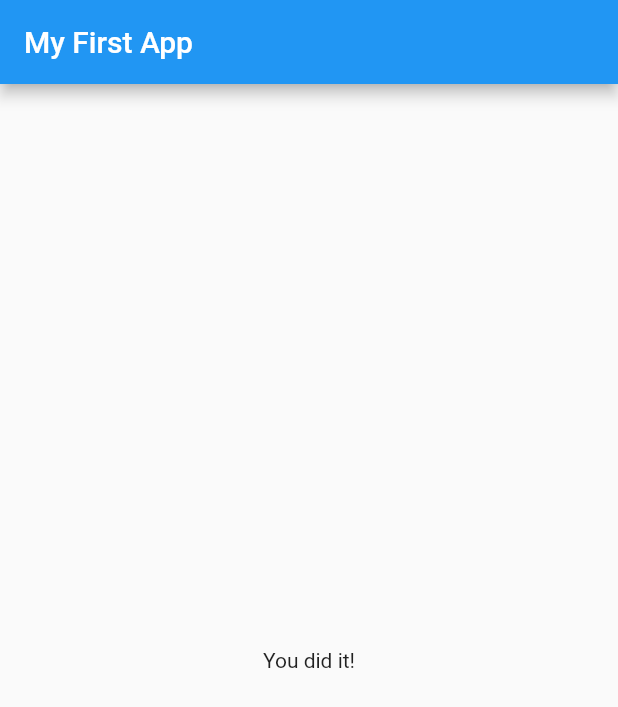
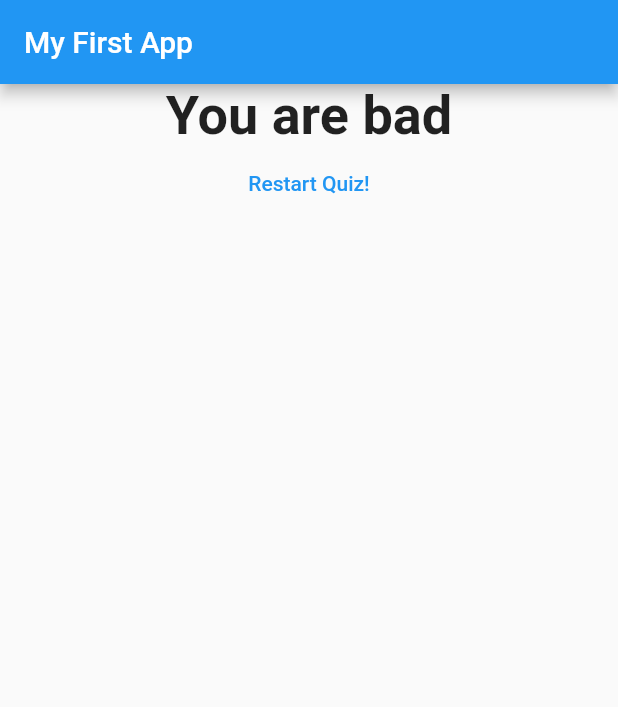
Before and after one commit to afiqaimanafr/first-flutter-project, a Flutter app: the screen it shows after launch, after a tap on "Black", after a tap on "Cat", after a tap on "Coding", on a phone screen of 412 x 824 dp. Shown: the top 707 px of the screen. Run offline on Flutter 3.47's test engine with Material 2 defaults, Android fonts, the phone set to English and light mode, and no system bars.

Commit message:
latest update

```diff
--- a/lib/main.dart
+++ b/lib/main.dart
@@ -1,7 +1,7 @@
 import 'package:flutter/material.dart';
-import './question.dart';
-import './answer.dart';
 
+import './quiz.dart';
+import './result.dart';
 // void main() {
 //   runApp(MyApp());
 // }
@@ -17,55 +17,81 @@ class MyApp extends StatefulWidget {
 }
 
 class _MyAppState extends State<MyApp> {
-  var _questionIndex = 0;
-
-  final questions = const [
+  final _questions = const [
     {
-      'questionText': 'What is Afiq\'s favourite colour?',
-      'answers': ['Red', 'Blue', 'Green', 'Black'],
+      'questionText': 'What is your favorite color?',
+      'answers': [
+        {'text': 'Black', 'score': 10},
+        {'text': 'Red', 'score': 5},
+        {'text': 'Green', 'score': 3},
+        {'text': 'White', 'score': 1},
+      ],
     },
     {
-      'questionText': 'What is Afiq\'s favourite animal?',
-      'answers': ['Cat', 'Dog', 'Rabbit', 'Tiger'],
+      'questionText': 'What is your favorite animal?',
+      'answers': [
+        {'text': 'Rabbit', 'score': 3},
+        {'text': 'Cat', 'score': 11},
+        {'text': 'Tiger', 'score': 5},
+        {'text': 'Monkey', 'score': 9},
+      ],
     },
     {
-      'questionText': 'What is Afiq\'s hobby?',
-      'answers': ['Jogging', 'Reading', 'Coding', 'Sleeping'],
+      'questionText': 'What is your hobby?',
+      'answers': [
+        {'text': 'Reading', 'score': 9},
+        {'text': 'Jogging', 'score': 2},
+        {'text': 'Coding', 'score': 1},
+        {'text': 'Sleeping', 'score': 10},
+      ],
     },
   ];
 
-  void _answerQuestion() {
+  var _questionIndex = 0;
+  var _totalScore = 0;
+
+  void _resetQuiz() {
+    setState(() {
+      _questionIndex = 0;
+      _totalScore = 0;
+    });
+  }
+
+  void _answerQuestion(int score) {
+    // var aBool = true;
+    // aBool = false;
+    _totalScore += score;
     setState(() {
       _questionIndex = _questionIndex + 1;
     });
     print(_questionIndex);
-    if (_questionIndex < questions.length) {
+    if (_questionIndex < _questions.length) {
       print('We have more questions!');
     } else {
-      print('No more question');
+      print('No more questions!');
     }
   }
 
   @override
   Widget build(BuildContext context) {
+    // var dummy = const ['Hello'];
+    // dummy.add('Max');
+    // print(dummy);
+    // dummy = [];
+    // questions = []; // does not work if questions is a const
+
     return MaterialApp(
       home: Scaffold(
         appBar: AppBar(
           title: Text('My First App'),
         ),
-        body: _questionIndex < questions.length
-            ? Column(
-                children: [
-                  Question(
-                    questions[_questionIndex]['questionText'],
-                  ),
-                  ...(questions[_questionIndex]['answers'] as List<String>)
-                      .map((answer) {
-                    return Answer(_answerQuestion, answer);
-                  }).toList()
-                ],
+        body: _questionIndex < _questions.length
+            ? Quiz(
+                answerQuestion: _answerQuestion,
+                questionIndex: _questionIndex,
+                questions: _questions,
               )
-            : Center(child: Text('You did it!')),
+            : Result(_totalScore, _resetQuiz),
       ),
     );
   }
--- /dev/null
+++ b/lib/quiz.dart
@@ -0,0 +1,31 @@
+import 'package:flutter/material.dart';
+
+import './question.dart';
+import './answer.dart';
+
+class Quiz extends StatelessWidget {
+  final List<Map<String, Object>> questions;
+  final int questionIndex;
+  final Function answerQuestion;
+
+  Quiz({
+    @required this.questions,
+    @required this.answerQuestion,
+    @required this.questionIndex,
+  });
+
+  @override
+  Widget build(BuildContext context) {
+    return Column(
+      children: [
+        Question(
+          questions[questionIndex]['questionText'],
+        ),
+        ...(questions[questionIndex]['answers'] as List<Map<String, Object>>)
+            .map((answer) {
+          return Answer(() => answerQuestion(answer['score']), answer['text']);
+        }).toList()
+      ],
+    );
+  }
+}
--- /dev/null
+++ b/lib/result.dart
@@ -0,0 +1,39 @@
+import 'package:flutter/material.dart';
+
+class Result extends StatelessWidget {
+  final int resultScore;
+  final Function resetHandler;
+
+  Result(this.resultScore, this.resetHandler);
+  String get resultPhrase {
+    String resultText;
+    if (resultScore <= 8) {
+      resultText = 'You are awesome!';
+    } else if (resultScore <= 12) {
+      resultText = 'Pretty likeable.';
+    } else if (resultScore <= 16) {
+      resultText = 'You are strange.';
+    } else {
+      resultText = 'You are bad';
+    }
+
+    return resultText;
+  }
+
+  @override
+  Widget build(BuildContext context) {
+    return Center(
+        child: Column(children: <Widget>[
+      Text(resultPhrase,
+          style: TextStyle(fontSize: 36, fontWeight: FontWeight.bold),
+          textAlign: TextAlign.center),
+      FlatButton(
+        child: Text(
+          'Restart Quiz!',
+        ),
+        textColor: Colors.blue,
+        onPressed: resetHandler,
+      )
+    ]));
+  }
+}
```
